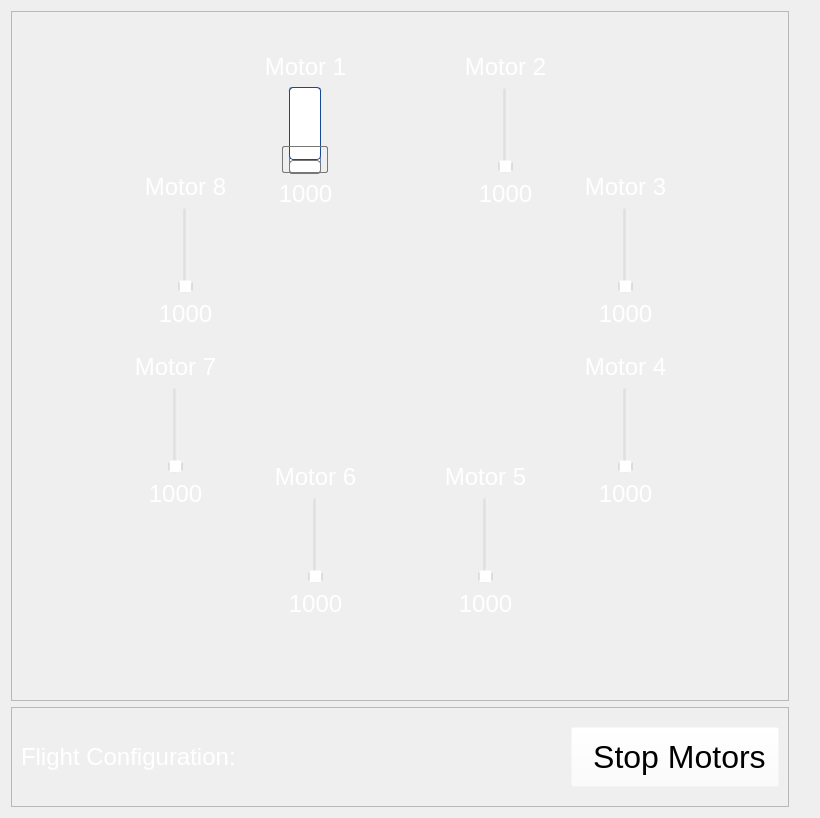
Qt form AeroQuadCommunicator/panel/motorcommand/panel_motorcommand.ui (AeroQuad/AeroQuadCommunicator) before a commit.
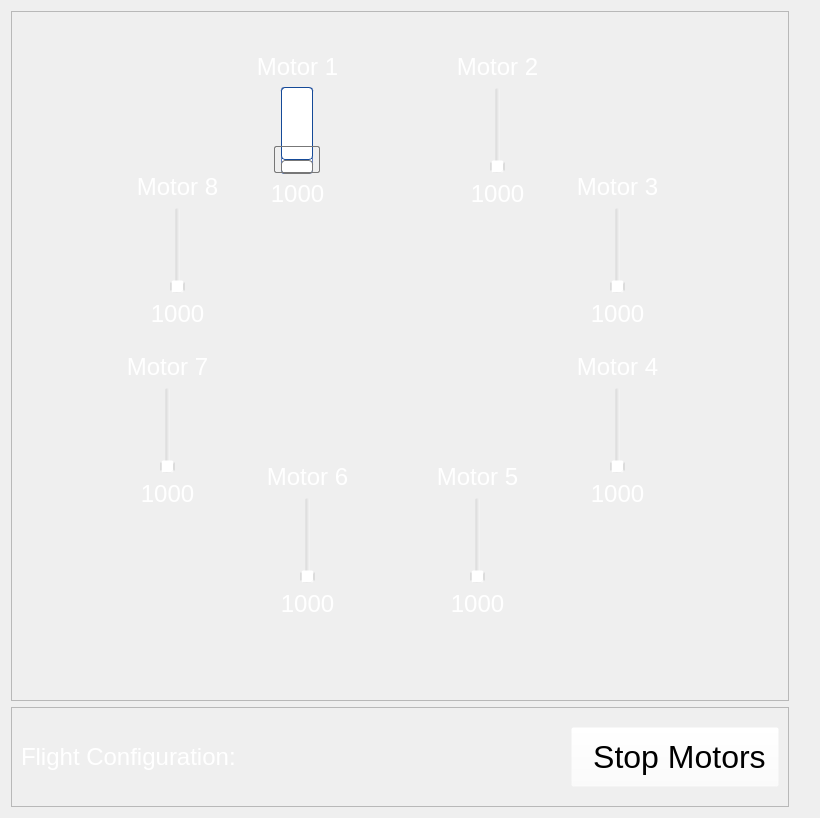
The same form after that commit. Icons and pictures are not drawn.

```diff
--- a/AeroQuadCommunicator/panel/motorcommand/panel_motorcommand.ui
+++ b/AeroQuadCommunicator/panel/motorcommand/panel_motorcommand.ui
@@ -4963,7 +4963,7 @@
             </property>
             <property name="minimumSize">
              <size>
-              <width>625</width>
+              <width>640</width>
               <height>625</height>
              </size>
             </property>
```
